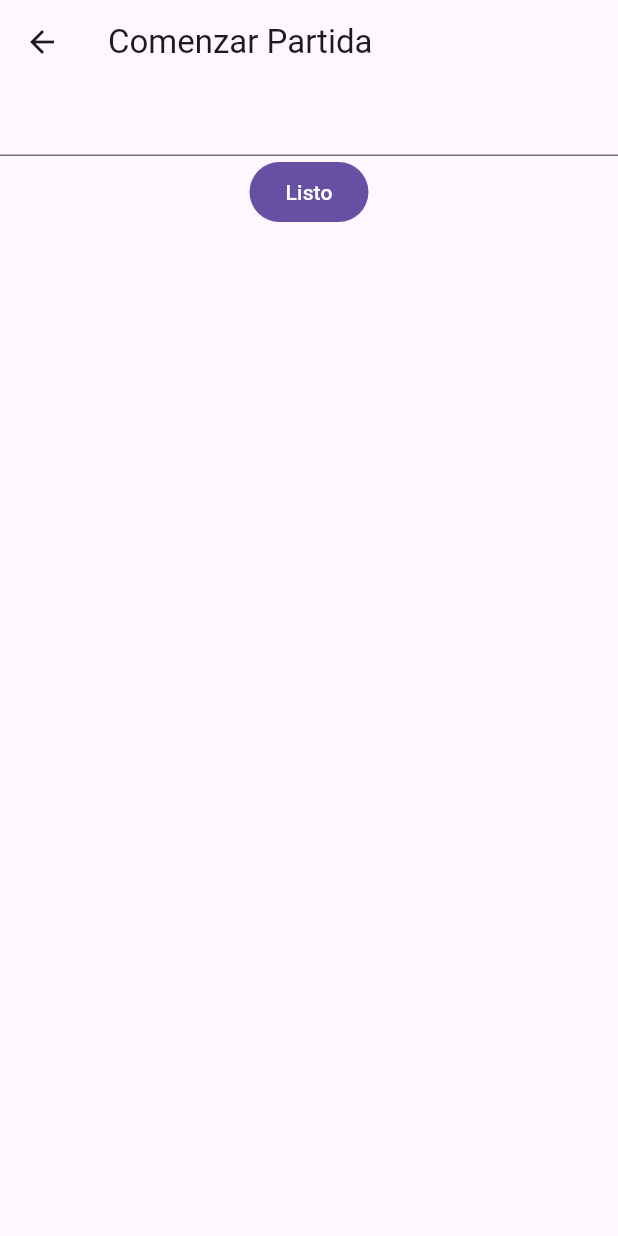
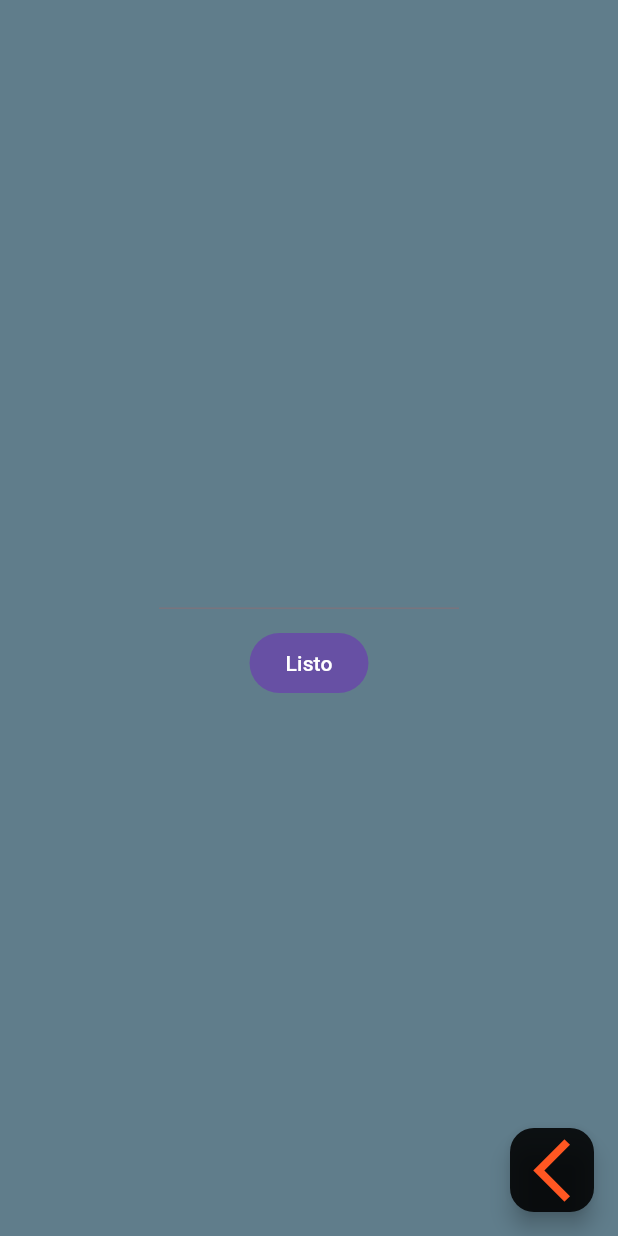
Before and after one commit to vogelFritz/tutti_frutti, a Flutter app: the screen it shows after launch, after a tap on "Iniciar Partida", on a phone screen of 412 x 824 dp. Run offline on Flutter 3.47's test engine with Material 3 defaults, Android fonts, the light colour scheme and no system bars; our stand-ins replace flutter_riverpod, go_router.

Commit message:
GoBackButton y otros cambios de apariencia

```diff
--- a/lib/config/theme/app_theme.dart
+++ b/lib/config/theme/app_theme.dart
@@ -0,0 +1,13 @@
+import 'package:flutter/material.dart';
+// import 'package:google_fonts/google_fonts.dart';
+
+class AppTheme {
+  ThemeData getTheme() => ThemeData(
+          textTheme: TextTheme(
+              titleLarge: TextStyle(
+                  color: Colors.deepOrange,
+                  fontSize: 50,
+                  shadows: [
+            Shadow(color: Colors.black, offset: Offset.fromDirection(2.7, 5))
+          ])));
+}
--- a/lib/main.dart
+++ b/lib/main.dart
@@ -1,6 +1,7 @@
 import 'package:flutter/material.dart';
 import 'package:flutter_riverpod/flutter_riverpod.dart';
 import 'package:tutti_frutti/config/router/app_router.dart';
+import 'package:tutti_frutti/config/theme/app_theme.dart';
 
 void main() {
   runApp(const ProviderScope(child: MainApp()));
@@ -12,6 +13,7 @@ class MainApp extends StatelessWidget {
   @override
   Widget build(BuildContext context) {
     return MaterialApp.router(
+      theme: AppTheme().getTheme(),
       debugShowCheckedModeBanner: false,
       routerConfig: appRouter,
     );
--- a/lib/presentation/screens/game/game_screen.dart
+++ b/lib/presentation/screens/game/game_screen.dart
@@ -4,6 +4,7 @@ import 'package:go_router/go_router.dart';
 import 'dart:math';
 
 import 'package:tutti_frutti/presentation/providers/field_provider.dart';
+import 'package:tutti_frutti/presentation/widgets/buttons.dart';
 
 class GameScreen extends ConsumerWidget {
   static const String name = 'game';
@@ -16,6 +17,7 @@ class GameScreen extends ConsumerWidget {
     final random = Random();
     final fields = ref.watch(fieldProvider);
     return Scaffold(
+      backgroundColor: Colors.blueGrey,
       body: Column(children: [
         Padding(
           padding: const EdgeInsets.symmetric(vertical: 20),
@@ -25,11 +27,7 @@ class GameScreen extends ConsumerWidget {
         ),
         _Columns(fields: fields),
       ]),
-      floatingActionButton: FloatingActionButton(
-          onPressed: () {
-            context.pop();
-          },
-          child: const Icon(Icons.arrow_back_sharp)),
+      floatingActionButton: const GoBackButton(),
     );
   }
 }
--- a/lib/presentation/screens/gameStart/game_start_screen.dart
+++ b/lib/presentation/screens/gameStart/game_start_screen.dart
@@ -3,6 +3,7 @@ import 'package:flutter_riverpod/flutter_riverpod.dart';
 import 'package:go_router/go_router.dart';
 import 'package:tutti_frutti/presentation/providers/field_provider.dart';
 import 'package:tutti_frutti/presentation/screens.dart';
+import 'package:tutti_frutti/presentation/widgets/buttons.dart';
 
 class GameStartScreen extends ConsumerWidget {
   static const String name = 'game_start';
@@ -12,15 +13,20 @@ class GameStartScreen extends ConsumerWidget {
   Widget build(BuildContext context, WidgetRef ref) {
     final textController = TextEditingController();
     return Scaffold(
-        appBar: AppBar(title: const Text('Comenzar Partida')),
-        body: Column(children: [
-          TextField(
+      backgroundColor: Colors.blueGrey,
+      body: Center(
+        child: Column(mainAxisAlignment: MainAxisAlignment.center, children: [
+          SizedBox(
+            height: 60,
+            width: 200,
+            child: TextField(
               controller: textController,
               onSubmitted: (value) {
                 ref.read(fieldProvider.notifier).state.add(value);
                 textController.clear();
                 //textController.notifyListeners();
               },
+            ),
           ),
           Consumer(builder: (context, ref, _) {
             final updatedFields = ref.watch(fieldProvider);
@@ -33,6 +39,9 @@ class GameStartScreen extends ConsumerWidget {
                 context.pushNamed(GameScreen.name);
               },
               child: const Text('Listo'))
-        ]));
+        ]),
+      ),
+      floatingActionButton: const GoBackButton(),
+    );
   }
 }
--- a/lib/presentation/screens/home/home_screen.dart
+++ b/lib/presentation/screens/home/home_screen.dart
@@ -8,20 +8,28 @@ class HomeScreen extends StatelessWidget {
 
   @override
   Widget build(BuildContext context) {
+    final textStyle = Theme.of(context).textTheme.titleLarge;
     return Scaffold(
-        appBar: AppBar(
-          title: const Text('Menu'),
-        ),
-        body: ListView(
+        backgroundColor: Colors.blueGrey,
+        body: Center(
+          child: SingleChildScrollView(
+            child: Column(
               children: [
-            ...menuItems.map((opcion) => ListTile(
+                Text('Menu', style: textStyle),
+                ...menuItems.map((opcion) => SizedBox(
+                      width: 300,
+                      height: 60,
+                      child: ListTile(
+                          titleAlignment: ListTileTitleAlignment.center,
                           title: Text(opcion['title']),
                           subtitle: Text(opcion['subTitle']),
-                leading: opcion['icon'],
                           onTap: () {
                             context.push(opcion['link']);
-                }))
+                          }),
+                    ))
               ],
+            ),
+          ),
         ));
   }
 }
--- /dev/null
+++ b/lib/presentation/widgets/buttons.dart
@@ -0,0 +1,20 @@
+import 'package:flutter/material.dart';
+import 'package:go_router/go_router.dart';
+
+class GoBackButton extends StatelessWidget {
+  const GoBackButton({super.key});
+
+  @override
+  Widget build(BuildContext context) {
+    return FloatingActionButton(
+        backgroundColor: Colors.black87,
+        onPressed: () {
+          context.pop();
+        },
+        child: const Icon(
+          Icons.arrow_back_ios_new_outlined,
+          color: Colors.deepOrange,
+          size: 50,
+        ));
+  }
+}
--- a/pubspec.yaml
+++ b/pubspec.yaml
@@ -11,6 +11,7 @@ dependencies:
     sdk: flutter
   flutter_riverpod: ^2.4.9
   go_router: ^12.1.3
+  google_fonts: ^6.1.0
 
 dev_dependencies:
   flutter_lints: ^2.0.0
```
Also changed, not shown: pubspec.lock, 1 other file. Lines whose indentation alone changed are shown as unchanged.
